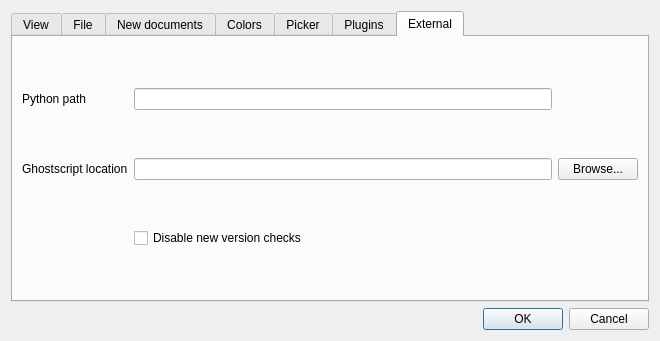
Old version of the form ui/preferences.ui in the repository veusz/veusz.
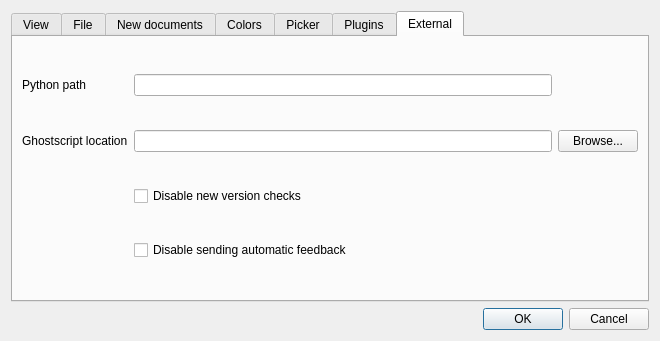
New version of the form. The open tabs and pages were chosen to show the change.

Commit message: Add UI to enable the feedback sending

```diff
--- a/ui/preferences.ui
+++ b/ui/preferences.ui
@@ -430,6 +430,13 @@
          </property>
         </widget>
        </item>
+       <item row="3" column="1">
+        <widget class="QCheckBox" name="externalFeedbackCheck">
+         <property name="text">
+          <string>Disable sending automatic feedback</string>
+         </property>
+        </widget>
+       </item>
       </layout>
      </widget>
     </widget>
```
The commit also changes 7 other files.
